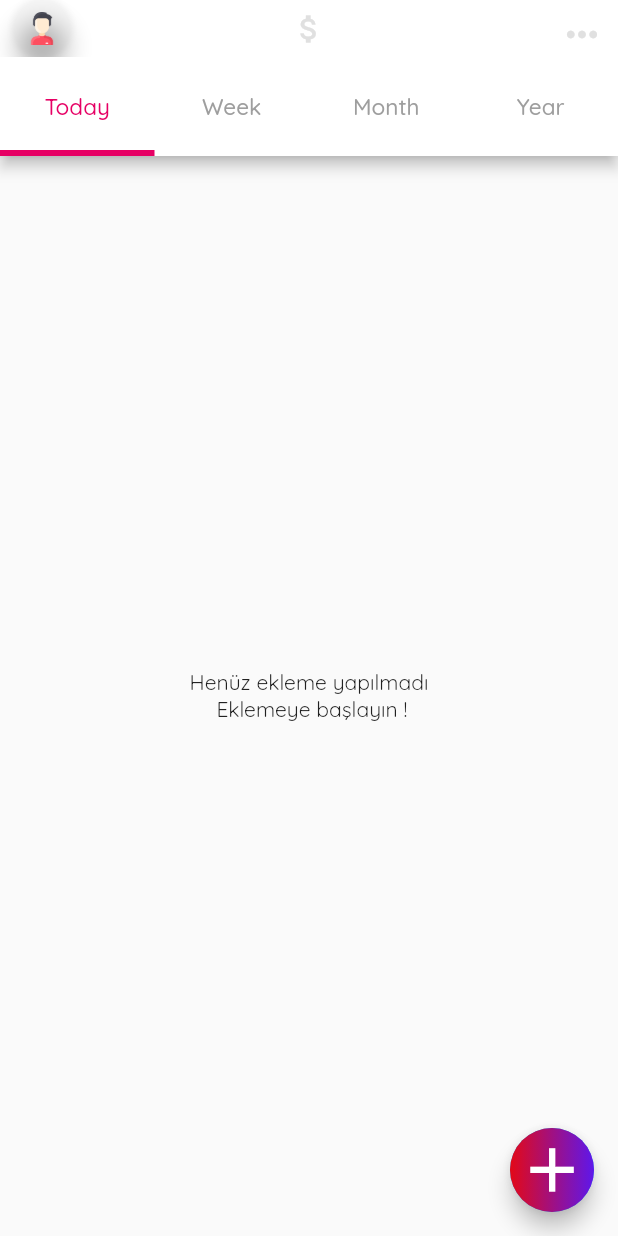
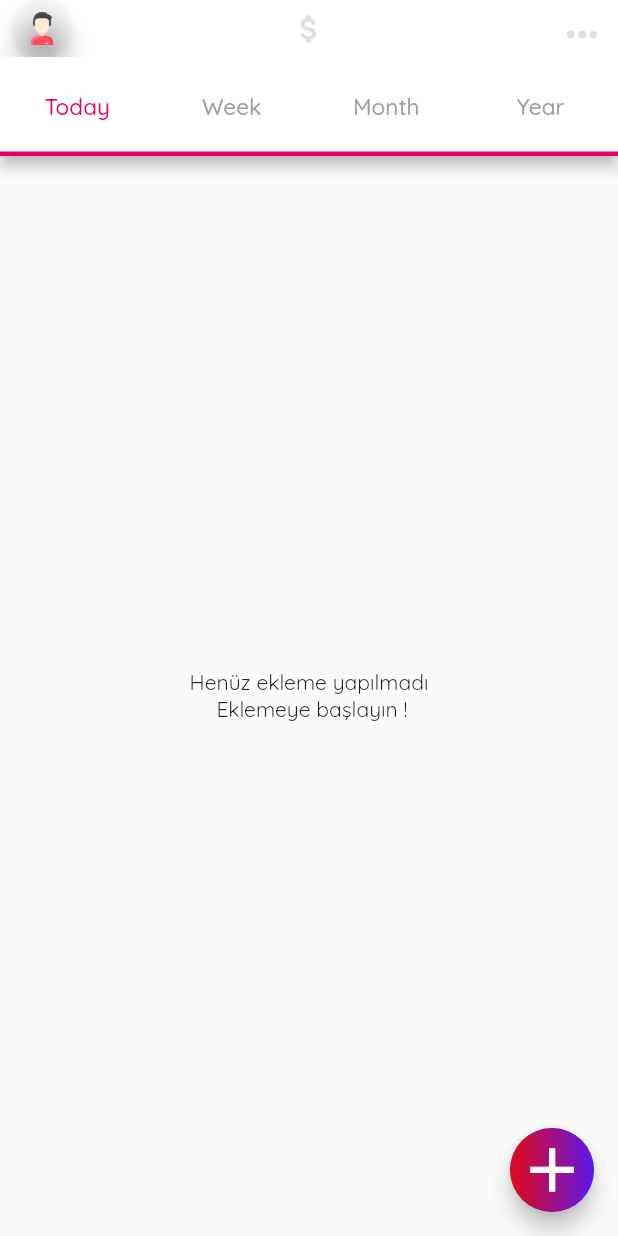
Before and after one commit to GelirGider/gelir_gider, a Flutter app: the screen it shows after launch, on a phone screen of 412 x 824 dp. Run offline on Flutter 3.47's test engine with Material 2 defaults, Android fonts, the light colour scheme and no system bars; our stand-ins replace date_time_picker, google_fonts, gradient_app_bar, jiffy, percent_indicator, shared_preferences and 2 more; missing offline and left inert: currency_picker; accounts and stored records are empty.

Commit message:
Border Added

```diff
--- a/lib/screens/expenses_list_screen.dart
+++ b/lib/screens/expenses_list_screen.dart
@@ -50,6 +50,7 @@ class _ExpensesListScreenState extends State<ExpensesListScreen> {
           endDrawer: MainDrawer(),
           key: scaffoldKey,
           appBar: GradientAppBar(
+            shape: Border(bottom: BorderSide(width:3.0,color:Colours.getGradientNew(isDark))),
             leading: AccountChanger(),
             centerTitle: true,
             actions: [DrawerButton(scaffoldKey: scaffoldKey)],
@@ -66,11 +67,7 @@ class _ExpensesListScreenState extends State<ExpensesListScreen> {
               unselectedLabelColor: Colors.grey,
               labelColor: Colours.getGradientNew(isDark),
               labelPadding: EdgeInsets.fromLTRB(0, 10, 0, 8),
-              indicatorColor: Colours.getGradientNew(isDark),
-              indicator: UnderlineTabIndicator(
-                borderSide:
-                BorderSide(color: Colours.getGradientNew(isDark), width: 4.0),
-              ),
+
               labelStyle: TextStyle(fontSize: 15,
               fontWeight: FontWeight.w500,
               color: Theme.of(context).buttonColor),
```
